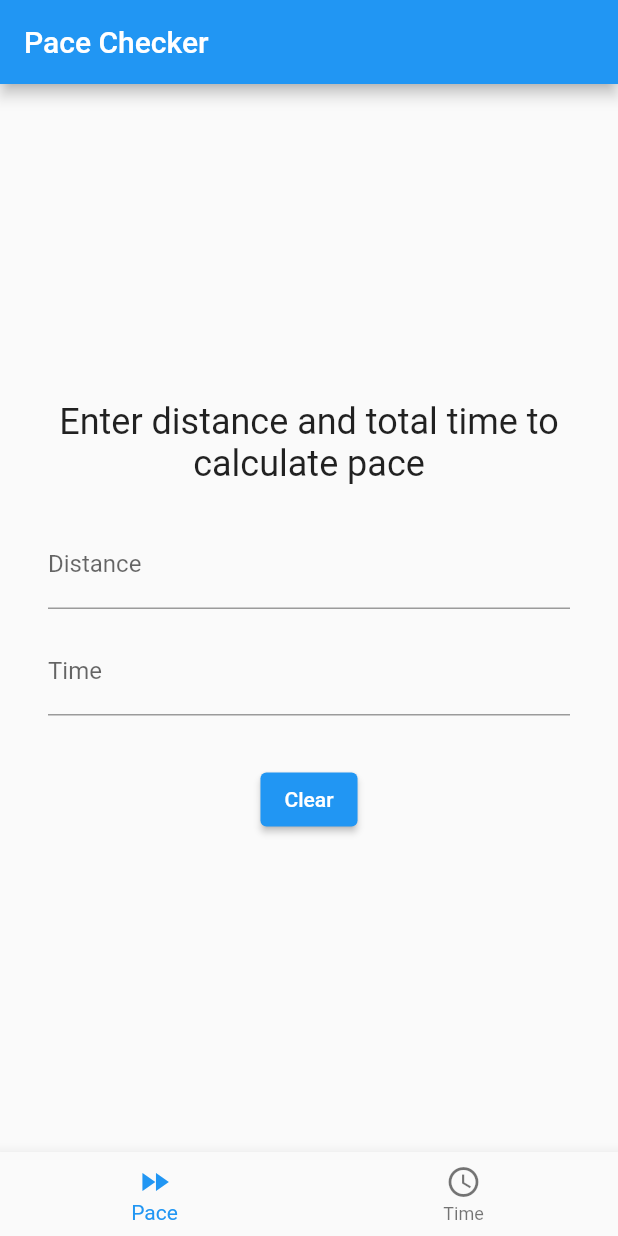
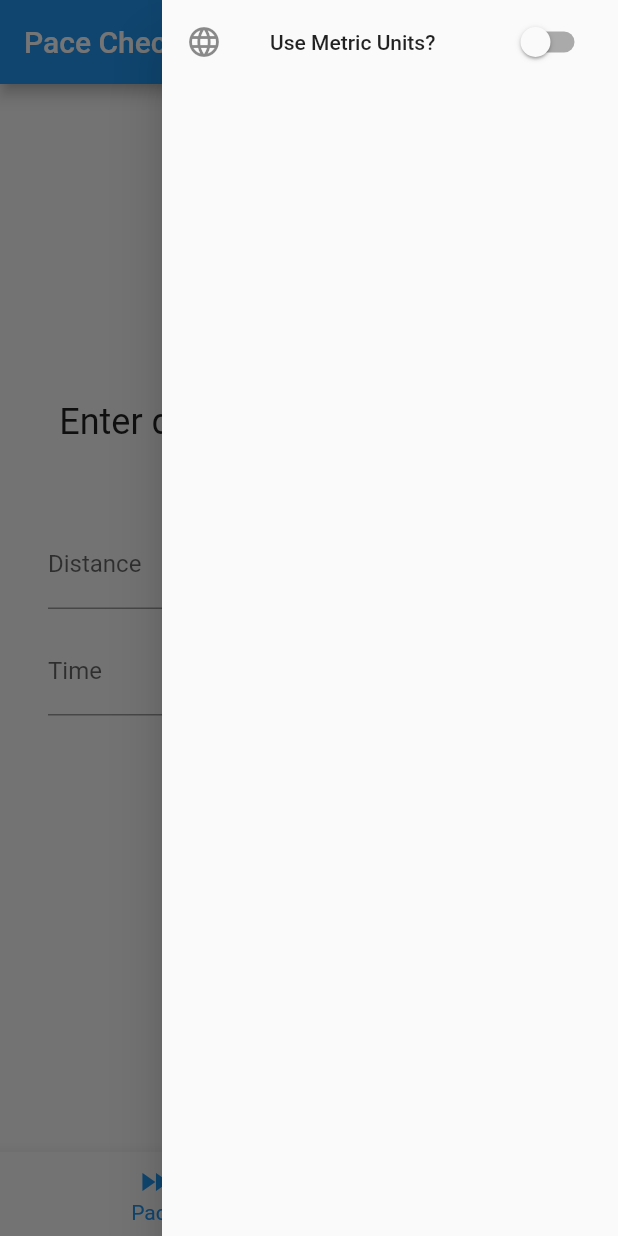
Before and after one commit to bmanley91/pace-setter-app, a Flutter app: the screen it shows after launch, with the side drawer open (before the commit the screen has no drawer), on a phone screen of 412 x 824 dp. Run offline on Flutter 3.47's test engine with Material 2 defaults, Android fonts, the light colour scheme and no system bars.

Commit message:
Added menu drawer with unimplemented metric switch (#17)
* Added menu drawer with unimplemented metric switch

* Fix linter errors

```diff
--- a/lib/widgets/home_page.dart
+++ b/lib/widgets/home_page.dart
@@ -1,5 +1,6 @@
 import 'package:flutter/material.dart';
 import 'package:pace_tracker_app/widgets/pace_calculator.dart';
+import 'package:pace_tracker_app/widgets/settings_drawer.dart';
 import 'package:pace_tracker_app/widgets/time_calculator.dart';
 
 class HomePage extends StatefulWidget {
@@ -26,6 +27,7 @@ class _HomePageState extends State<HomePage> {
         appBar: AppBar(
           title: const Text('Pace Checker'),
         ),
+        endDrawer: const SettingsDrawer(),
         body: Center(
             child: Padding(
                 padding: const EdgeInsets.all(32),
--- /dev/null
+++ b/lib/widgets/settings_drawer.dart
@@ -0,0 +1,20 @@
+import 'package:flutter/material.dart';
+import 'package:pace_tracker_app/widgets/unit_switcher.dart';
+
+class SettingsDrawer extends StatefulWidget {
+  const SettingsDrawer({super.key});
+
+  @override
+  State<SettingsDrawer> createState() => _SettingsDrawerState();
+}
+
+class _SettingsDrawerState extends State<SettingsDrawer> {
+  @override
+  Widget build(BuildContext context) {
+    return Drawer(
+      child: ListView(
+        children: const [UnitSwitcher()],
+      ),
+    );
+  }
+}
--- /dev/null
+++ b/lib/widgets/unit_switcher.dart
@@ -0,0 +1,27 @@
+import 'package:flutter/material.dart';
+
+class UnitSwitcher extends StatefulWidget {
+  const UnitSwitcher({super.key});
+
+  @override
+  State<UnitSwitcher> createState() => _UnitSwitcherState();
+}
+
+class _UnitSwitcherState extends State<UnitSwitcher> {
+  bool displayMetric = false;
+
+  @override
+  Widget build(BuildContext context) {
+    return SwitchListTile(
+        title: const Text('Use Metric Units?'),
+        value: displayMetric,
+        secondary: const Icon(Icons.language),
+        onChanged: ((value) => _flipSwitch(value)));
+  }
+
+  _flipSwitch(value) {
+    setState(() {
+      displayMetric = value;
+    });
+  }
+}
```
